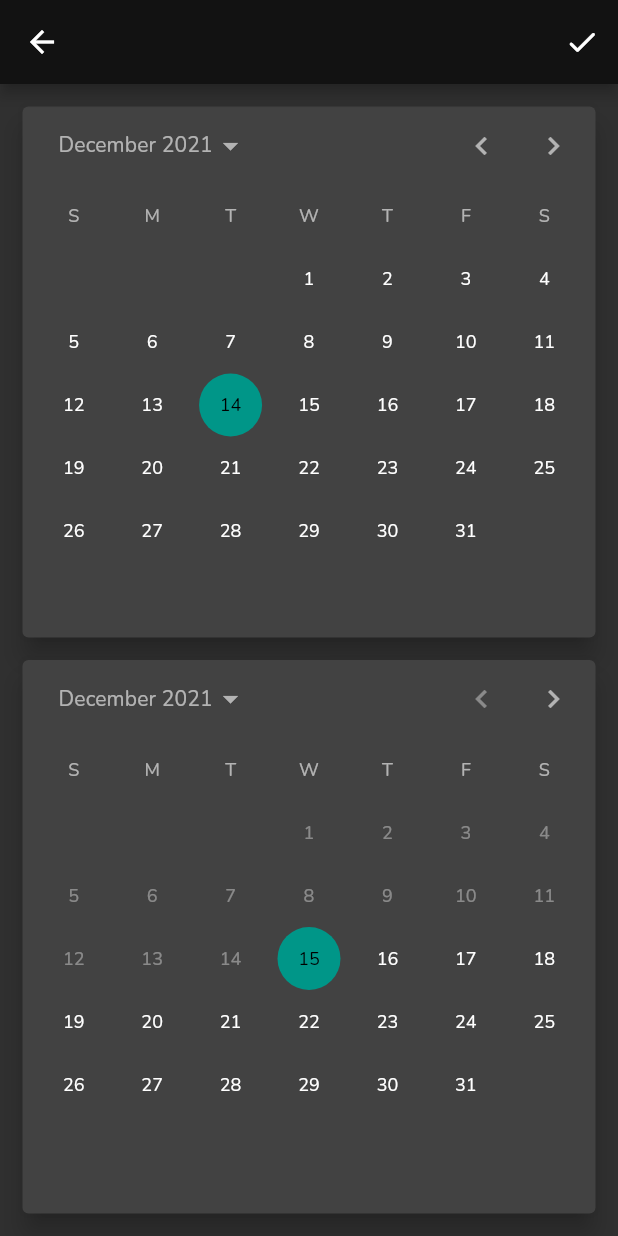
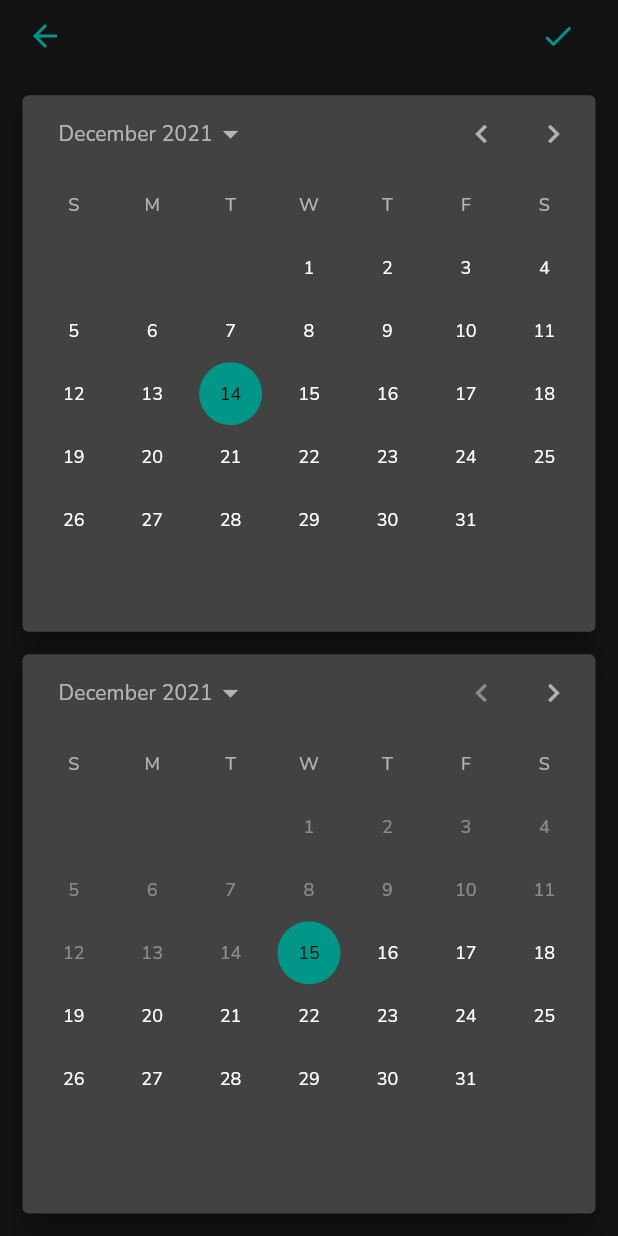
Before and after one commit to sekne18/SchengenTracker, a Flutter app: the screen it shows after launch, after a tap on the "add" icon, on a phone screen of 412 x 824 dp. Run offline on Flutter 3.47's test engine with Material 2 defaults, Android fonts, the phone set to English and light mode, and no system bars; our stand-ins replace percent_indicator, shared_preferences.

Commit message:
color fix

```diff
--- a/lib/screens/date_selection.dart
+++ b/lib/screens/date_selection.dart
@@ -11,11 +11,9 @@ class DateSelectionScreen extends StatefulWidget {
 }
 
 class _DateSelectionScreenState extends State<DateSelectionScreen> {
-  final ValueNotifier<DateTime> _dateTimeNotifier =
-      ValueNotifier<DateTime>(DateTime.now());
   DateTime _arrive = DateTime.now();
-  DateTime _departure = DateTime.now();
-
+  DateTime _departure = DateTime.now().add(const Duration(days: 1));
+  bool notAvailableDate = false;
   int? duration;
 
   @override
@@ -28,12 +26,8 @@ class _DateSelectionScreenState extends State<DateSelectionScreen> {
           ),
         ),
         child: CalendarDatePicker(
-            initialDate: _dateTimeNotifier.value.add(
-              const Duration(days: 1),
-            ),
-            firstDate: _dateTimeNotifier.value.add(
-              const Duration(days: 1),
-            ),
+            initialDate: _departure,
+            firstDate: _departure,
             lastDate: DateTime(DateTime.now().year + 100),
             onDateChanged: (selectedDate) {
               _departure = selectedDate;
@@ -41,101 +35,127 @@ class _DateSelectionScreenState extends State<DateSelectionScreen> {
       );
     }
 
-    // Future<dynamic> _showDialog(BuildContext context) {
-    //   return showDialog(
-    //       context: context,
-    //       builder: (BuildContext context) {
-    //         return AlertDialog(
-    //           title: const Text("Dates in use"),
-    //           content: const Text("You have already used these dates."),
-    //           shape: const CircleBorder(),
-    //           actions: <Widget>[
-    //             TextButton(
-    //               onPressed: () {
-    //                 Navigator.of(context).pop();
-    //               },
-    //               child: const Text("Ok"),
-    //             ),
-    //           ],
-    //         );
-    //       });
-    // }
-
     addStringToSF() async {
       int duration = Helpers.daysBetween(_arrive, _departure);
-      DateFormat dateFormat = DateFormat.yMMMMd();
-
+      notAvailableDate = false;
+      final String encodedData;
       String? tripsString = Helpers.prefs.getString('listOfTrips');
-      List<Trip> _userTrips;
-      final String encodedData;
 
       if (tripsString != null) {
         List<Trip> _userTrips = Trip.decode(tripsString);
-        bool used = false;
+
         for (int i = 0; i < _userTrips.length; i++) {
           DateTime startDate = DateTime.parse(_userTrips[i].arrive);
           DateTime endDate = DateTime.parse(_userTrips[i].departure);
           if (!((_arrive.isBefore(startDate) ||
                   _arrive.isAfter(endDate.subtract(const Duration(days: 1)))) &&
               (_departure.isBefore(startDate) ||
-                  _departure.isAfter(endDate)))) {
-            showDialog(
-                context: context,
-                builder: (BuildContext context) {
-                  return AlertDialog(
-                    title: const Text("Dates in use"),
-                    content: const Text("You have already used these dates."),
-                    actions: <Widget>[
-                      TextButton(
-                        onPressed: () {
-                          Navigator.of(context).pop();
-                        },
-                        child: const Text("Ok"),
-                      ),
-                    ],
-                  );
-                });
-            return; // Date not usable
+                  _departure
+                      .isAfter(endDate.subtract(const Duration(days: 1)))))) {
+            notAvailableDate = true;
+            return;
           }
         }
-        _userTrips.add(Trip(
-          id: _arrive.toString(),
-          arrive: _arrive.toString(),
-          departure: _departure.toString(),
-          duration: duration,
-        ));
-        encodedData = Trip.encode(_userTrips);
-        Helpers.prefs.setString('listOfTrips', encodedData);
-      } else {
-        encodedData = Trip.encode([
+
+        _userTrips.add(
           Trip(
             id: _arrive.toString(),
             arrive: _arrive.toString(),
             departure: _departure.toString(),
             duration: duration,
           ),
-        ]);
-        Helpers.prefs.setString('listOfTrips', encodedData);
+        );
+        encodedData = Trip.encode(_userTrips);
+      } else {
+        encodedData = Trip.encode(
+          [
+            Trip(
+              id: _arrive.toString(),
+              arrive: _arrive.toString(),
+              departure: _departure.toString(),
+              duration: duration,
+            ),
+          ],
+        );
       }
+      Helpers.prefs.setString('listOfTrips', encodedData);
+      Navigator.of(context).pop();
     }
 
-    return Scaffold(
-      appBar: AppBar(
-        actions: [
-          IconButton(
-            icon: const Icon(Icons.check_rounded),
-            onPressed: () {
-              addStringToSF();
-              // Navigator.of(context).pop();
-            },
-          ),
-        ],
-      ),
-      body: SafeArea(
+    return Container(
+      color: const Color(0xff121212),
+      child: SafeArea(
         child: Column(
           children: [
             Expanded(
-              flex: 5,
+              flex: 1,
+              child: Row(
+                mainAxisAlignment: MainAxisAlignment.spaceBetween,
+                children: [
+                  Container(
+                    margin: const EdgeInsets.only(left: 10),
+                    child: CircleAvatar(
+                      backgroundColor: Colors.transparent,
+                      child: TextButton(
+                        child: const Icon(
+                          Icons.arrow_back,
+                          color: Colors.teal,
+                        ),
+                        onPressed: () {
+                          Navigator.of(context).pop();
+                        },
+                      ),
+                    ),
+                  ),
+                  Container(
+                    margin: const EdgeInsets.only(right: 20),
+                    child: CircleAvatar(
+                      backgroundColor: Colors.transparent,
+                      child: TextButton(
+                        child: const Icon(
+                          Icons.check_rounded,
+                          color: Colors.teal,
+                        ),
+                        onPressed: () {
+                          addStringToSF();
+                          if (notAvailableDate) {
+                            showDialog(
+                              context: context,
+                              barrierDismissible: false,
+                              builder: (BuildContext context) {
+                                return AlertDialog(
+                                  titleTextStyle: const TextStyle(
+                                    color: Colors.teal,
+                                  ),
+                                  title: const Text("Dates in use"),
+                                  content: const Text(
+                                      "You have already used these dates."),
+                                  actions: <Widget>[
+                                    TextButton(
+                                      onPressed: () {
+                                        Navigator.of(context).pop();
+                                      },
+                                      child: const Text(
+                                        "Ok",
+                                        style: TextStyle(
+                                          color: Colors.teal,
+                                        ),
+                                      ),
+                                    ),
+                                  ],
+                                );
+                              },
+                            );
+                          }
+                        },
+                      ),
+                    ),
+                  ),
+                ],
+              ),
+            ),
+            Expanded(
+              flex: 8,
               child: Card(
                 elevation: 7,
                 margin: const EdgeInsets.all(15),
@@ -146,12 +166,12 @@ class _DateSelectionScreenState extends State<DateSelectionScreen> {
                     ),
                   ),
                   child: CalendarDatePicker(
-                    initialDate: _dateTimeNotifier.value,
+                    initialDate: _arrive,
                     firstDate: DateTime(DateTime.now().year - 100),
                     lastDate: DateTime(2101),
                     onDateChanged: (selectedDate) {
                       _arrive = selectedDate;
-                      _dateTimeNotifier.value = selectedDate;
+                      _departure = selectedDate.add(const Duration(days: 1));
                       setState(() {
                         _buildDepartureCalendar();
                       });
@@ -161,7 +181,7 @@ class _DateSelectionScreenState extends State<DateSelectionScreen> {
               ),
             ),
             Expanded(
-              flex: 5,
+              flex: 8,
               child: Card(
                 elevation: 7,
                 margin: const EdgeInsets.only(bottom: 15, left: 15, right: 15),
--- a/lib/screens/main_page.dart
+++ b/lib/screens/main_page.dart
@@ -68,7 +68,9 @@ class MainPageState extends State<MainPage> {
     _recentTransactions;
     updateDaysLeft();
     final txListWidget = TripList(_userTrips, _deleteTransaction);
-    final pageBody = SafeArea(
+    final pageBody = Container(
+      color: const Color(0xff121212),
+      child: SafeArea(
         child: Column(
           children: [
             Container(
@@ -113,6 +115,7 @@ class MainPageState extends State<MainPage> {
             ),
           ],
         ),
+      ),
     );
     return Platform.isIOS
         ? CupertinoPageScaffold(
```
Lines whose indentation alone changed are shown as unchanged.
